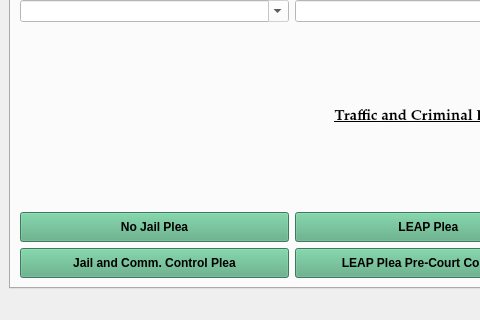
This is package/views/ui/MainWindow.ui in HunterProgram22/MuniEntry as Qt 5 draws it before an edit; both pictures show x 0 to 480 and y 326 to 646 of the 860 by 646 pixel window. The edited form follows.
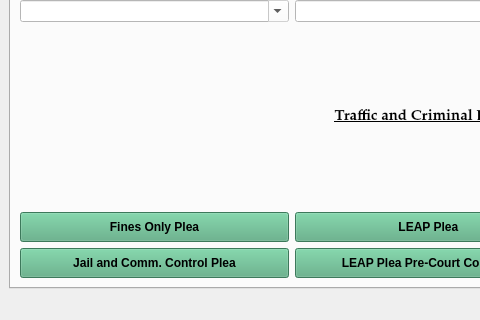
This is the edited form.

Patch:
```diff
--- a/package/views/ui/MainWindow.ui
+++ b/package/views/ui/MainWindow.ui
@@ -169,7 +169,7 @@
            <string notr="true">background-color: rgb(85, 170, 127);</string>
           </property>
           <property name="text">
-           <string>No Jail Plea</string>
+           <string>Fines Only Plea</string>
           </property>
          </widget>
         </item>
```
Left out of the diff: 4 changed lines with no effect on the pictures.
